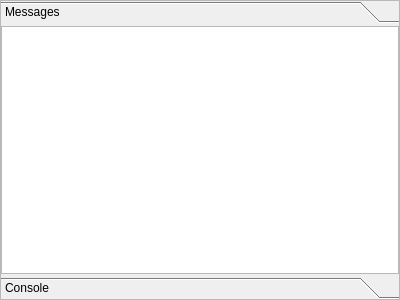
First picture: the form in src/blackgui/components/logcomponent.ui, repository swift-project/pilotclient, before the edit.
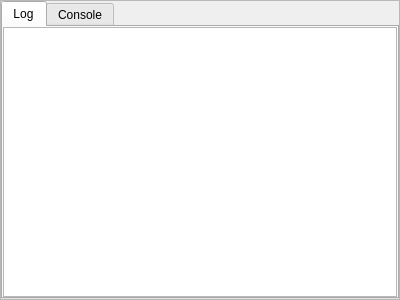
Second picture: the form after the edit. Custom widgets are drawn as their Qt base class.

Commit message: refs #335, refs #288 some GUI finetuning * turned log component (from toolbox) into tab widget (for consistency) * made keypad ident/mute buttons checkable so style sheets can be applied

The edit to the form file:
```diff
--- a/src/blackgui/components/logcomponent.ui
+++ b/src/blackgui/components/logcomponent.ui
@@ -42,24 +42,13 @@
     <number>0</number>
    </property>
    <item row="0" column="0">
-    <widget class="QToolBox" name="tb_StatusPage">
+    <widget class="QTabWidget" name="tw_StatusPage">
      <property name="currentIndex">
       <number>0</number>
      </property>
-     <property name="tabSpacing">
-      <number>3</number>
-     </property>
-     <widget class="QWidget" name="pg_StatusPageMessages">
-      <property name="geometry">
-       <rect>
-        <x>0</x>
-        <y>0</y>
-        <width>398</width>
-        <height>250</height>
-       </rect>
-      </property>
-      <attribute name="label">
-       <string>Messages</string>
+     <widget class="QWidget" name="pg_LogPage" native="true">
+      <attribute name="title">
+       <string>Log</string>
       </attribute>
       <layout class="QVBoxLayout" name="vl_StatusPageMessages">
        <property name="spacing">
@@ -92,16 +81,8 @@
        </item>
       </layout>
      </widget>
-     <widget class="QWidget" name="pg_StatusPageConsole">
-      <property name="geometry">
-       <rect>
-        <x>0</x>
-        <y>0</y>
-        <width>398</width>
-        <height>250</height>
-       </rect>
-      </property>
-      <attribute name="label">
+     <widget class="QWidget" name="pg_LogConsole" native="true">
+      <attribute name="title">
        <string>Console</string>
       </attribute>
       <layout class="QVBoxLayout" name="vl_StatusPageConsole">
```
The commit also changes 3 other files.
